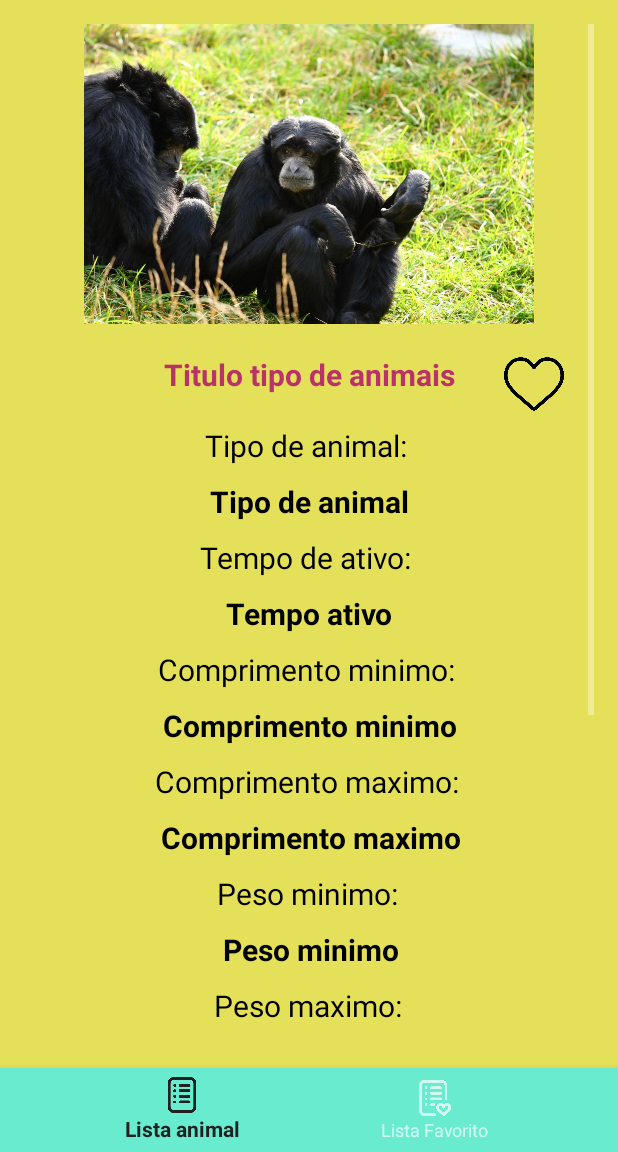
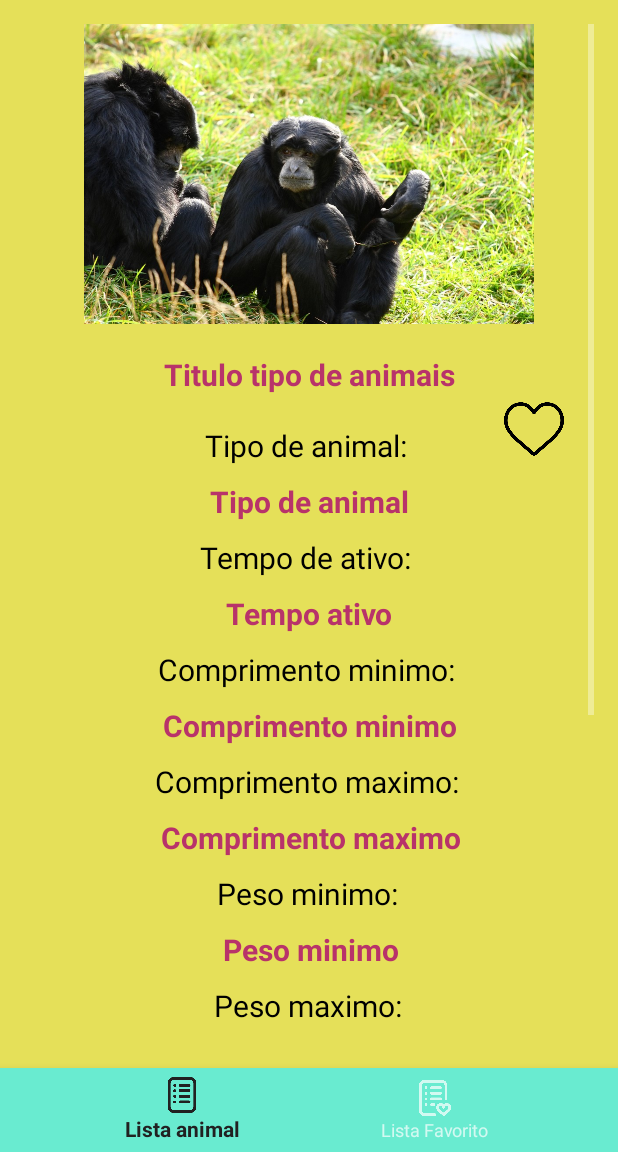
Before and after one commit to 28drico/ProjetoFinal_ZOO, an Android app: the DetalheItemAnimalFragment screen opened through its navigation route, on a phone screen of 412 x 824 dp, the part 84-1236 px from its top. Run offline under Robolectric (Android 15) with nearby library versions, the phone set to English and light mode, and no system bars; our stand-ins replace Picasso, Room's generated code, navigation-ui; pictures from the network do not load.

Commit message:
Arrumar os layouts

```diff
--- a/app/src/main/res/layout/activity_home.xml
+++ b/app/src/main/res/layout/activity_home.xml
@@ -35,7 +35,7 @@
             android:layout_height="wrap_content"
             android:layout_gravity="center"
             android:contentDescription="@string/logo_zoo"
-            android:layout_margin="15dp"
+            android:layout_margin="@dimen/size_15dp"
             android:src="@drawable/zoo_para_logo_toolbar">
         </ImageView>
 
--- a/app/src/main/res/layout/fragment_detalhe_item_animal.xml
+++ b/app/src/main/res/layout/fragment_detalhe_item_animal.xml
@@ -23,7 +23,6 @@
             app:layout_constraintStart_toStartOf="parent"
             app:layout_constraintTop_toTopOf="parent" />
 
-
         <TextView
             android:id="@+id/tvItemTitle"
             android:layout_width="wrap_content"
@@ -41,7 +40,7 @@
             android:id="@+id/ivFavorito"
             android:layout_width="@dimen/size_40dp"
             android:layout_height="@dimen/size_40dp"
-            android:layout_marginTop="@dimen/size_20dp"
+            android:layout_marginTop="@dimen/size_50dp"
             android:layout_marginEnd="@dimen/size_20dp"
             android:contentDescription="@string/icone_de_coracao_sem_cor"
             android:foregroundGravity="right"
@@ -53,7 +52,7 @@
             android:id="@+id/textView"
             android:layout_width="wrap_content"
             android:layout_height="wrap_content"
-            android:layout_marginTop="20dp"
+            android:layout_marginTop="@dimen/size_20dp"
             android:text="Tipo de animal: "
             android:textColor="@color/black"
             android:textSize="@dimen/size_20dp"
@@ -65,9 +64,9 @@
             android:id="@+id/tvItemTipoDeAnimal"
             android:layout_width="wrap_content"
             android:layout_height="wrap_content"
-            android:layout_marginTop="10dp"
+            android:layout_marginTop="@dimen/size_10dp"
             android:text="@string/tipo_de_animal"
-            android:textColor="@color/black"
+            android:textColor="@color/vermelho"
             android:textSize="@dimen/size_20dp"
             android:textStyle="bold"
             app:layout_constraintEnd_toEndOf="@+id/textView"
@@ -78,7 +77,7 @@
             android:id="@+id/textView2"
             android:layout_width="wrap_content"
             android:layout_height="wrap_content"
-            android:layout_marginTop="10dp"
+            android:layout_marginTop="@dimen/size_10dp"
             android:text="Tempo de ativo: "
             android:textColor="@color/black"
             android:textSize="@dimen/size_20dp"
@@ -90,9 +89,9 @@
             android:id="@+id/tvItemTempoAtivo"
             android:layout_width="wrap_content"
             android:layout_height="wrap_content"
-            android:layout_marginTop="10dp"
+            android:layout_marginTop="@dimen/size_10dp"
             android:text="@string/tempo_ativo"
-            android:textColor="@color/black"
+            android:textColor="@color/vermelho"
             android:textSize="@dimen/size_20dp"
             android:textStyle="bold"
             app:layout_constraintEnd_toEndOf="@+id/textView2"
@@ -103,7 +102,7 @@
             android:id="@+id/textView3"
             android:layout_width="wrap_content"
             android:layout_height="wrap_content"
-            android:layout_marginTop="10dp"
+            android:layout_marginTop="@dimen/size_10dp"
             android:text="Comprimento minimo: "
             android:textColor="@color/black"
             android:textSize="@dimen/size_20dp"
@@ -115,9 +114,9 @@
             android:id="@+id/tvComprimentoMin"
             android:layout_width="wrap_content"
             android:layout_height="wrap_content"
-            android:layout_marginTop="10dp"
+            android:layout_marginTop="@dimen/size_10dp"
             android:text="@string/comprimento_minimo"
-            android:textColor="@color/black"
+            android:textColor="@color/vermelho"
             android:textSize="@dimen/size_20dp"
             android:textStyle="bold"
             app:layout_constraintEnd_toEndOf="@+id/textView3"
@@ -128,7 +127,7 @@
             android:id="@+id/textView4"
             android:layout_width="wrap_content"
             android:layout_height="wrap_content"
-            android:layout_marginTop="10dp"
+            android:layout_marginTop="@dimen/size_10dp"
             android:text="Comprimento maximo: "
             android:textColor="@color/black"
             android:textSize="@dimen/size_20dp"
@@ -140,9 +139,9 @@
             android:id="@+id/tvComprimentoMax"
             android:layout_width="wrap_content"
             android:layout_height="wrap_content"
-            android:layout_marginTop="10dp"
+            android:layout_marginTop="@dimen/size_10dp"
             android:text="@string/comprimento_maximo"
-            android:textColor="@color/black"
+            android:textColor="@color/vermelho"
             android:textSize="@dimen/size_20dp"
             android:textStyle="bold"
             app:layout_constraintEnd_toEndOf="@+id/textView4"
@@ -153,7 +152,7 @@
             android:id="@+id/textView5"
             android:layout_width="wrap_content"
             android:layout_height="wrap_content"
-            android:layout_marginTop="10dp"
+            android:layout_marginTop="@dimen/size_10dp"
             android:text="Peso minimo: "
             android:textColor="@color/black"
             android:textSize="@dimen/size_20dp"
@@ -165,9 +164,9 @@
             android:id="@+id/tvPesoMin"
             android:layout_width="wrap_content"
             android:layout_height="wrap_content"
-            android:layout_marginTop="10dp"
+            android:layout_marginTop="@dimen/size_10dp"
             android:text="@string/peso_minimo"
-            android:textColor="@color/black"
+            android:textColor="@color/vermelho"
             android:textSize="@dimen/size_20dp"
             android:textStyle="bold"
             app:layout_constraintEnd_toEndOf="@+id/textView5"
@@ -178,7 +177,7 @@
             android:id="@+id/textView6"
             android:layout_width="wrap_content"
             android:layout_height="wrap_content"
-            android:layout_marginTop="10dp"
+            android:layout_marginTop="@dimen/size_10dp"
             android:text="Peso maximo: "
             android:textColor="@color/black"
             android:textSize="@dimen/size_20dp"
@@ -190,9 +189,9 @@
             android:id="@+id/tvPesoMax"
             android:layout_width="wrap_content"
             android:layout_height="wrap_content"
-            android:layout_marginTop="10dp"
+            android:layout_marginTop="@dimen/size_10dp"
             android:text="@string/peso_maximo"
-            android:textColor="@color/black"
+            android:textColor="@color/vermelho"
             android:textSize="@dimen/size_20dp"
             android:textStyle="bold"
             app:layout_constraintEnd_toEndOf="@+id/textView6"
@@ -203,7 +202,7 @@
             android:id="@+id/textView7"
             android:layout_width="wrap_content"
             android:layout_height="wrap_content"
-            android:layout_marginTop="10dp"
+            android:layout_marginTop="@dimen/size_10dp"
             android:text="Vida util: "
             android:textColor="@color/black"
             android:textSize="@dimen/size_20dp"
@@ -215,9 +214,9 @@
             android:id="@+id/tvVidaUtil"
             android:layout_width="wrap_content"
             android:layout_height="wrap_content"
-            android:layout_marginTop="10dp"
+            android:layout_marginTop="@dimen/size_10dp"
             android:text="vida util"
-            android:textColor="@color/black"
+            android:textColor="@color/vermelho"
             android:textSize="@dimen/size_20dp"
             android:textStyle="bold"
             app:layout_constraintEnd_toEndOf="@+id/textView7"
@@ -228,7 +227,7 @@
             android:id="@+id/textView8"
             android:layout_width="wrap_content"
             android:layout_height="wrap_content"
-            android:layout_marginTop="10dp"
+            android:layout_marginTop="@dimen/size_10dp"
             android:text="Habitat: "
             android:textColor="@color/black"
             android:textSize="@dimen/size_20dp"
@@ -240,9 +239,9 @@
             android:id="@+id/tvHabitat"
             android:layout_width="wrap_content"
             android:layout_height="wrap_content"
-            android:layout_marginTop="10dp"
+            android:layout_marginTop="@dimen/size_10dp"
             android:text="@string/habitat"
-            android:textColor="@color/black"
+            android:textColor="@color/vermelho"
             android:textSize="@dimen/size_20dp"
             android:textStyle="bold"
             app:layout_constraintEnd_toEndOf="@+id/textView8"
@@ -253,7 +252,7 @@
             android:id="@+id/textView9"
             android:layout_width="wrap_content"
             android:layout_height="wrap_content"
-            android:layout_marginTop="10dp"
+            android:layout_marginTop="@dimen/size_10dp"
             android:text="Dieta: "
             android:textColor="@color/black"
             android:textSize="@dimen/size_20dp"
@@ -265,9 +264,9 @@
             android:id="@+id/tvDieta"
             android:layout_width="wrap_content"
             android:layout_height="wrap_content"
-            android:layout_marginTop="10dp"
+            android:layout_marginTop="@dimen/size_10dp"
             android:text="@string/dieta"
-            android:textColor="@color/black"
+            android:textColor="@color/vermelho"
             android:textSize="@dimen/size_20dp"
             android:textStyle="bold"
             app:layout_constraintEnd_toEndOf="@+id/textView9"
@@ -278,7 +277,7 @@
             android:id="@+id/textView10"
             android:layout_width="wrap_content"
             android:layout_height="wrap_content"
-            android:layout_marginTop="10dp"
+            android:layout_marginTop="@dimen/size_10dp"
             android:text="Faixa geografia: "
             android:textColor="@color/black"
             android:textSize="@dimen/size_20dp"
@@ -290,9 +289,9 @@
             android:id="@+id/tvFaixaGeografia"
             android:layout_width="wrap_content"
             android:layout_height="wrap_content"
-            android:layout_marginTop="10dp"
+            android:layout_marginTop="@dimen/size_10dp"
             android:text="@string/faixa_geografia"
-            android:textColor="@color/black"
+            android:textColor="@color/vermelho"
             android:textSize="@dimen/size_20dp"
             android:textStyle="bold"
             app:layout_constraintEnd_toEndOf="@+id/textView10"
--- a/app/src/main/res/layout/lista_animal_favorito_item.xml
+++ b/app/src/main/res/layout/lista_animal_favorito_item.xml
@@ -5,10 +5,13 @@
     app:cardCornerRadius="@dimen/size_15dp"
     android:layout_width="match_parent"
     android:layout_height="wrap_content"
+    android:backgroundTint="@color/vermelho"
     android:layout_margin="@dimen/size_16dp"
     android:id="@+id/cvListaAnimalFavorito">
 
         <androidx.constraintlayout.widget.ConstraintLayout
+            app:cardCornerRadius="@dimen/size_15dp"
+            android:layout_margin="@dimen/size_10dp"
             android:layout_width="wrap_content"
             android:layout_height="wrap_content"
             >
@@ -16,8 +19,9 @@
             <ImageView
                 android:id="@+id/ivItemImage"
                 android:layout_width="match_parent"
-                android:layout_height="150dp"
+                android:layout_height="@dimen/size_150dp"
                 android:contentDescription="@string/imagem_animal"
+                app:cardCornerRadius="@dimen/size_15dp"
                 android:scaleType="centerCrop"
                 android:src="@drawable/hylobates_syndactylus"
                 app:layout_constraintBottom_toBottomOf="parent"
--- a/app/src/main/res/layout/lista_animal_item.xml
+++ b/app/src/main/res/layout/lista_animal_item.xml
@@ -6,7 +6,7 @@
     android:layout_margin="@dimen/size_5dp"
     android:layout_width="match_parent"
     android:layout_height="wrap_content"
-    android:backgroundTint="@color/white"
+    android:backgroundTint="@color/vermelho"
     android:id="@+id/cvListaAnimal">
 
     <androidx.constraintlayout.widget.ConstraintLayout
@@ -24,8 +24,8 @@
 
             <ImageView
                 android:id="@+id/ivItemImage"
-                android:layout_width="@dimen/size_90dp"
-                android:layout_height="@dimen/size_90dp"
+                android:layout_width="wrap_content"
+                android:layout_height="wrap_content"
                 android:contentDescription="@string/imagem_animal"
                 android:scaleType="centerCrop"
                 android:src="@drawable/hylobates_syndactylus" />
@@ -36,11 +36,11 @@
             android:id="@+id/tvTipoAnimal"
             android:layout_width="0dp"
             android:layout_height="wrap_content"
-            android:layout_marginStart="20dp"
-            android:layout_marginEnd="20dp"
+            android:layout_marginStart="@dimen/size_20dp"
+            android:layout_marginEnd="@dimen/size_20dp"
             android:justificationMode="inter_word"
-            android:text="Tipo animal"
-            android:textColor="@color/black"
+            android:text="@string/tipo_animal"
+            android:textColor="@color/amarelo"
             android:textSize="@dimen/size_15dp"
             android:textStyle="bold"
             app:layout_constraintBottom_toBottomOf="parent"
--- a/app/src/main/res/values/dimens.xml
+++ b/app/src/main/res/values/dimens.xml
@@ -8,4 +8,6 @@
     <dimen name="size_20dp">20dp</dimen>
     <dimen name="size_16dp">16dp</dimen>
     <dimen name="size_40dp">40dp</dimen>
+    <dimen name="size_150dp">150dp</dimen>
+    <dimen name="size_50dp">50dp</dimen>
 </resources>
--- a/app/src/main/res/values/strings.xml
+++ b/app/src/main/res/values/strings.xml
@@ -19,4 +19,5 @@
     <string name="faixa_geografia">Faixa geografia</string>
     <string name="icone_de_coracao_sem_cor">Icone de coração sem cor</string>
     <string name="imagem_animal">Imagem animal</string>
+    <string name="tipo_animal">Tipo animal</string>
 </resources>
```
